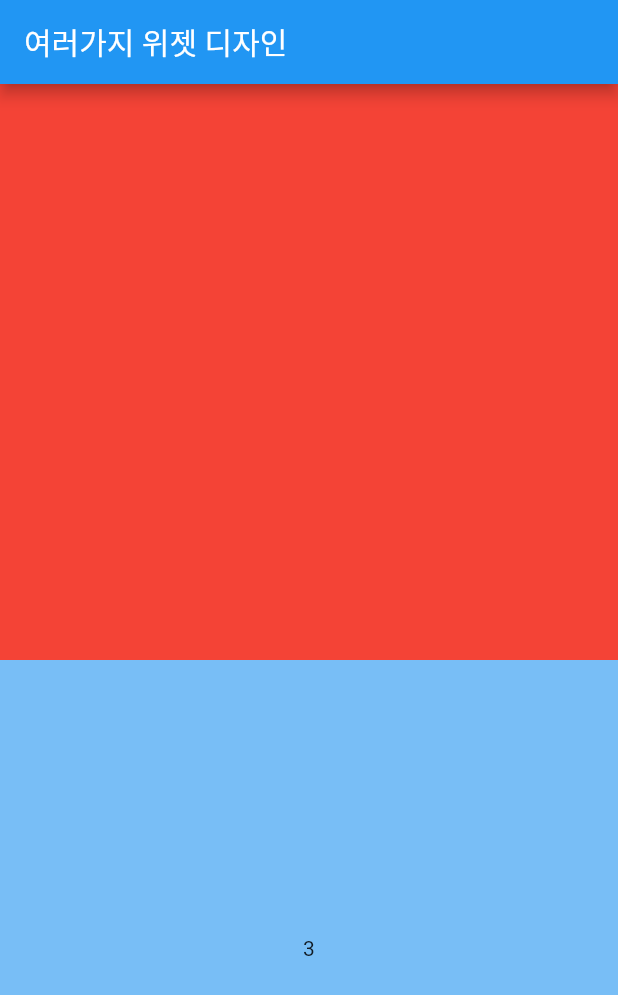
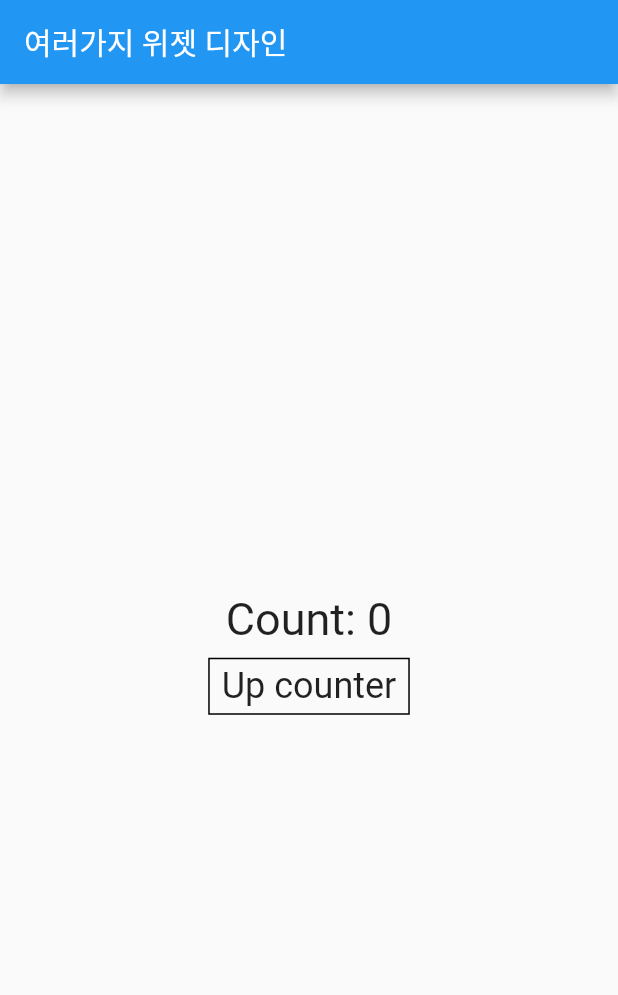
Before and after one commit to ShawnKim79/traning_flutter, a Flutter app: the screen it shows after launch, on a phone screen of 412 x 824 dp. Shown: the top 995 px of the screen. Run offline on Flutter 3.47's test engine with Material 2 defaults, Android fonts, the phone set to English and light mode, and no system bars.

Commit message:
callback example

```diff
--- a/lib/main.dart
+++ b/lib/main.dart
@@ -1,6 +1,8 @@
 import 'package:flutter/material.dart';
 import 'ui_example/ConstraintsWidget.dart';
 import 'state_example/StatelessAndState.dart';
+import 'variabvle_input_example/VariableInputBody.dart';
+import 'state_example/ExampleCallback.dart';
 
 void main() {
   runApp(MaterialApp(
@@ -9,7 +11,7 @@ void main() {
           title: Text('여러가지 위젯 디자인')
       ),
       // body: CustomContainer(),
-      body: StateAndStatelessBody(),
+      body: ExampleCallBackBody(),
     ),
   ));
 }
--- /dev/null
+++ b/lib/state_example/ExampleCallback.dart
@@ -0,0 +1,75 @@
+import 'package:flutter/material.dart';
+
+class ExampleCallBackBody extends StatelessWidget{
+  const ExampleCallBackBody({super.key});
+
+  @override
+  Widget build(BuildContext context){
+    return const TestStatefulWidget();
+  }
+}
+
+class TestStatefulWidget extends StatefulWidget{
+  const TestStatefulWidget({super.key});
+
+  @override
+  State<TestStatefulWidget> createState() => _TestStatefulWidget();
+}
+
+class _TestStatefulWidget extends State<TestStatefulWidget>{
+  int counter = 0;
+
+  @override
+  Widget build(BuildContext context){
+    return Column(
+        mainAxisAlignment: MainAxisAlignment.center,
+        children: [
+          Text('Count: $counter', style: const TextStyle(fontSize: 30)),
+          // CounterButtonWidget(addCounter),
+          CounterButtonWidget(addCounterParam),
+        ],
+    );
+  }
+
+  void addCounter(){
+    setState(() {
+      ++counter;
+    });
+  }
+
+  void addCounterParam(int addValue){
+    setState(() {
+      counter = counter + addValue;
+    });
+  }
+}
+
+class CounterButtonWidget extends StatelessWidget{
+  const CounterButtonWidget(this.callback, {super.key});
+
+  // final VoidCallback callback;
+  final Function(int) callback;
+
+  @override
+  Widget build(BuildContext context){
+    return Container(
+      margin: const EdgeInsets.symmetric(vertical: 8),
+      width: double.infinity,
+      child: InkWell(
+        onTap: () => callback.call(1),
+          onDoubleTap: () => callback.call(5),
+          onLongPress: () => callback.call(10),
+          child: Center(
+            child: Container(
+              padding: const EdgeInsets.symmetric(vertical: 4, horizontal: 8),
+              decoration: BoxDecoration(border: Border.all()),
+              child: Text(
+                  'Up counter',
+                  style: TextStyle(fontSize: 24)
+              ),
+            ),
+          ),
+      ),
+    );
+  }
+}
```
Also changed, not shown: lib/variabvle_input_example/VariableInputBody.dart (added, +109 -0 lines).
